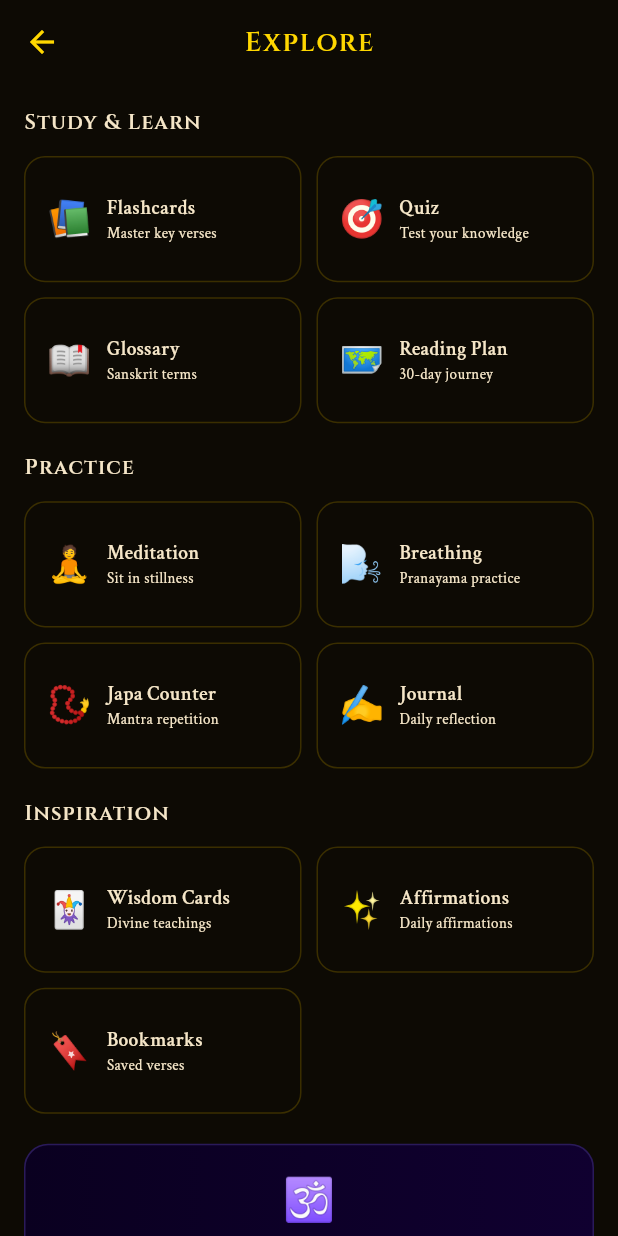
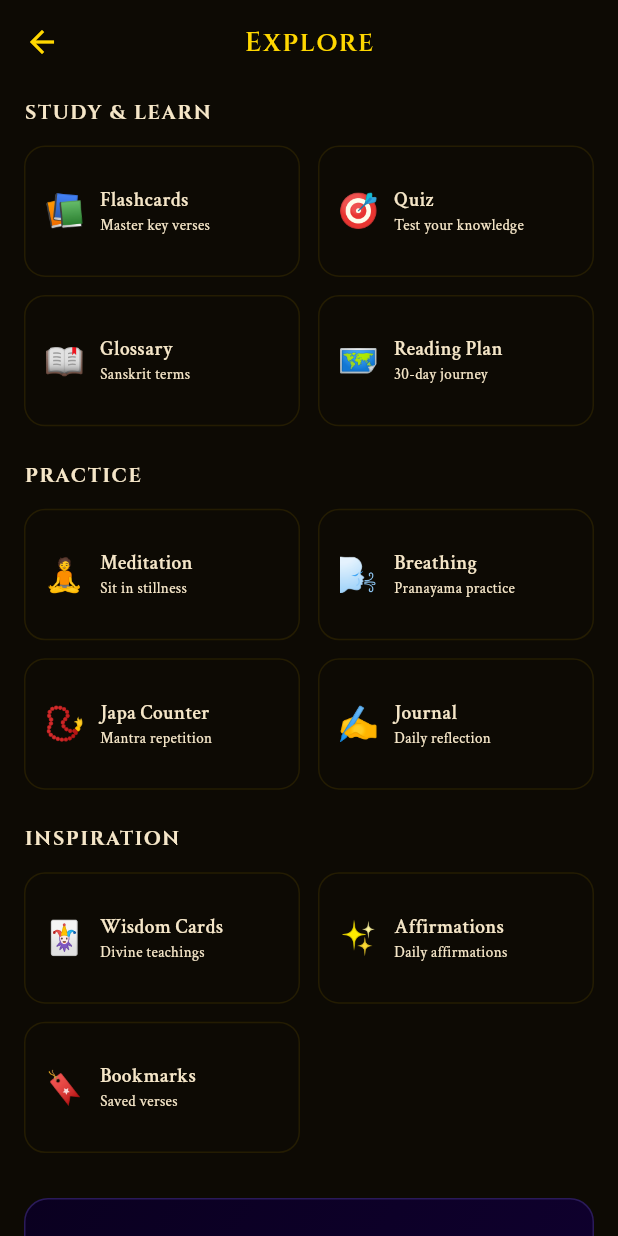
Before and after one commit to Kuldeep532/Geeta-Nexus, a Flutter app: the MoreScreen screen opened directly, on a phone screen of 412 x 824 dp. Run offline on Flutter 3.47's test engine with Material 3 defaults, Android fonts, the phone set to English and light mode, and no system bars; our stand-ins replace audioplayers, google_fonts, permission_handler, shared_preferences, wakelock_plus; accounts and stored records are empty; statements that could not run were skipped.

Commit message:
Refactor MoreScreen layout and optimize performance
Refactor MoreScreen layout and improve performance with GridView.builder. Update styles and padding for better UI consistency.

```diff
--- a/lib/screens/more_screen.dart
+++ b/lib/screens/more_screen.dart
@@ -3,6 +3,8 @@ import 'package:google_fonts/google_fonts.dart';
 import 'package:provider/provider.dart';
 import '../theme.dart';
 import '../state/app_state.dart';
+
+// Screens imports (Ensure these paths are correct in your project)
 import 'quiz_screen.dart';
 import 'meditation_screen.dart';
 import 'breathing_screen.dart';
@@ -20,12 +22,20 @@ class MoreScreen extends StatelessWidget {
 
   @override
   Widget build(BuildContext context) {
-    context.watch<AppState>();
+    // Optimization: Listen only to necessary changes or remove if not using state data here
+    final appState = context.watch<AppState>();
+
     return Scaffold(
       backgroundColor: kBg,
-      appBar: AppBar(title: const Text('Explore')),
-      body: SingleChildScrollView(
-        padding: const EdgeInsets.all(16),
+      appBar: AppBar(
+        title: const Text('Explore'),
+        centerTitle: true,
+        elevation: 0,
+        backgroundColor: Colors.transparent,
+      ),
+      body: SafeArea(
+        child: SingleChildScrollView(
+          padding: const EdgeInsets.symmetric(horizontal: 16, vertical: 10),
           child: Column(
             crossAxisAlignment: CrossAxisAlignment.start,
             children: [
@@ -37,7 +47,7 @@ class MoreScreen extends StatelessWidget {
                 _Item('📖', 'Glossary', 'Sanskrit terms', const GlossaryScreen()),
                 _Item('🗺️', 'Reading Plan', '30-day journey', const ReadingPlanScreen()),
               ]),
-            const SizedBox(height: 20),
+              const SizedBox(height: 24),
               _sectionTitle('Practice'),
               const SizedBox(height: 12),
               _buildGrid(context, [
@@ -46,7 +56,7 @@ class MoreScreen extends StatelessWidget {
                 _Item('📿', 'Japa Counter', 'Mantra repetition', const ChantsScreen()),
                 _Item('✍️', 'Journal', 'Daily reflection', const JournalScreen()),
               ]),
-            const SizedBox(height: 20),
+              const SizedBox(height: 24),
               _sectionTitle('Inspiration'),
               const SizedBox(height: 12),
               _buildGrid(context, [
@@ -54,57 +64,78 @@ class MoreScreen extends StatelessWidget {
                 _Item('✨', 'Affirmations', 'Daily affirmations', const AffirmationsScreen()),
                 _Item('🔖', 'Bookmarks', 'Saved verses', const BookmarksScreen()),
               ]),
-            const SizedBox(height: 20),
+              const SizedBox(height: 30),
               _buildQuoteCard(),
-            const SizedBox(height: 80),
+              const SizedBox(height: 40),
             ],
+          ),
         ),
       ),
     );
   }
 
   Widget _sectionTitle(String t) => Text(
-        t,
+        t.toUpperCase(),
         style: GoogleFonts.cinzel(
-            color: kGold, fontSize: 14, fontWeight: FontWeight.w600, letterSpacing: 0.8),
+          color: kGold,
+          fontSize: 13,
+          fontWeight: FontWeight.bold,
+          letterSpacing: 1.2,
+        ),
       );
 
   Widget _buildGrid(BuildContext context, List<_Item> items) {
-    return GridView.count(
-      crossAxisCount: 2,
+    return GridView.builder(
+      // Performance optimization: GridView.builder is better for memory
       shrinkWrap: true,
       physics: const NeverScrollableScrollPhysics(),
-      mainAxisSpacing: 10,
-      crossAxisSpacing: 10,
-      childAspectRatio: 2.2,
-      children: items.map((item) {
-        return GestureDetector(
-          onTap: () => Navigator.push(context,
-              MaterialPageRoute(builder: (_) => item.screen)),
+      itemCount: items.length,
+      gridDelegate: const SliverGridDelegateWithFixedCrossAxisCount(
+        crossAxisCount: 2,
+        mainAxisSpacing: 12,
+        crossAxisSpacing: 12,
+        childAspectRatio: 2.1,
+      ),
+      itemBuilder: (context, index) {
+        final item = items[index];
+        return InkWell(
+          onTap: () => Navigator.push(
+            context,
+            MaterialPageRoute(builder: (_) => item.screen),
+          ),
+          borderRadius: BorderRadius.circular(14),
           child: Container(
-            padding: const EdgeInsets.symmetric(horizontal: 14, vertical: 10),
+            padding: const EdgeInsets.all(12),
             decoration: BoxDecoration(
               color: kCard,
               borderRadius: BorderRadius.circular(14),
-              border: Border.all(color: kDivider),
+              border: Border.all(color: kDivider.withOpacity(0.5)),
             ),
             child: Row(
               children: [
-                Text(item.emoji, style: const TextStyle(fontSize: 24)),
+                Text(item.emoji, style: const TextStyle(fontSize: 22)),
                 const SizedBox(width: 10),
                 Expanded(
                   child: Column(
                     crossAxisAlignment: CrossAxisAlignment.start,
                     mainAxisAlignment: MainAxisAlignment.center,
                     children: [
-                      Text(item.title,
+                      Text(
+                        item.title,
                         style: const TextStyle(
                           color: kText,
                           fontWeight: FontWeight.w600,
-                              fontSize: 13)),
-                      Text(item.subtitle,
-                          style: const TextStyle(
-                              color: kTextDim, fontSize: 10)),
+                          fontSize: 13,
+                        ),
+                        maxLines: 1,
+                        overflow: TextOverflow.ellipsis,
+                      ),
+                      Text(
+                        item.subtitle,
+                        style: const TextStyle(color: kTextDim, fontSize: 10),
+                        maxLines: 1,
+                        overflow: TextOverflow.ellipsis,
+                      ),
                     ],
                   ),
                 ),
@@ -112,15 +143,18 @@ class MoreScreen extends StatelessWidget {
             ),
           ),
         );
-      }).toList(),
+      },
     );
   }
 
   Widget _buildQuoteCard() {
     return Container(
-      padding: const EdgeInsets.all(16),
+      width: double.infinity,
+      padding: const EdgeInsets.all(20),
       decoration: BoxDecoration(
         gradient: const LinearGradient(
+          begin: Alignment.topLeft,
+          end: Alignment.bottomRight,
           colors: [Color(0xFF0A0020), Color(0xFF100030)],
         ),
         borderRadius: BorderRadius.circular(16),
@@ -128,17 +162,23 @@ class MoreScreen extends StatelessWidget {
       ),
       child: Column(
         children: [
-          Text('🕉️', style: const TextStyle(fontSize: 28)),
-          const SizedBox(height: 10),
+          const Text('🕉️', style: TextStyle(fontSize: 28)),
+          const SizedBox(height: 12),
           Text(
             '"Wherever there is Krishna, the master of all mystics, and wherever there is Arjuna, the supreme archer, there will also certainly be opulence, victory, extraordinary power, and morality."',
             style: GoogleFonts.crimsonText(
-                color: kText, fontSize: 14, fontStyle: FontStyle.italic, height: 1.7),
+              color: kText,
+              fontSize: 16,
+              fontStyle: FontStyle.italic,
+              height: 1.5,
+            ),
             textAlign: TextAlign.center,
           ),
-          const SizedBox(height: 8),
-          const Text('— Bhagavad Gita 18.78',
-              style: TextStyle(color: kTextDim, fontSize: 12)),
+          const SizedBox(height: 12),
+          const Text(
+            '— Bhagavad Gita 18.78',
+            style: TextStyle(color: kTextDim, fontSize: 12, fontWeight: FontWeight.bold),
+          ),
         ],
       ),
     );
@@ -150,5 +190,6 @@ class _Item {
   final String title;
   final String subtitle;
   final Widget screen;
+
   const _Item(this.emoji, this.title, this.subtitle, this.screen);
 }
```
Lines whose indentation alone changed are shown as unchanged.
